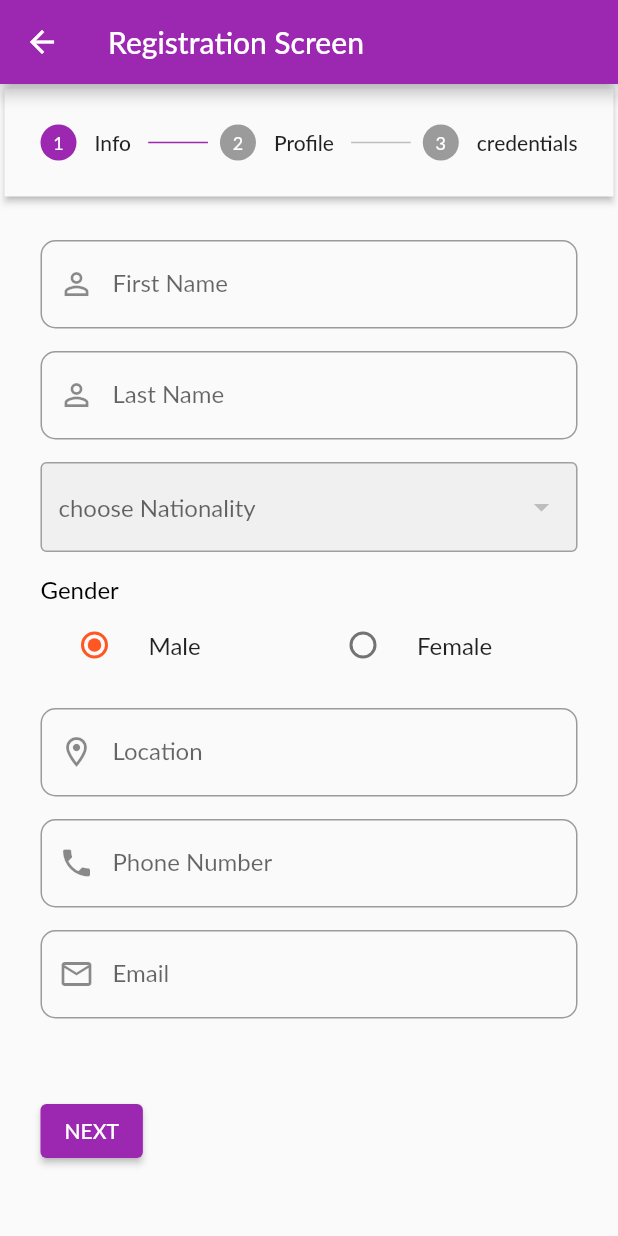
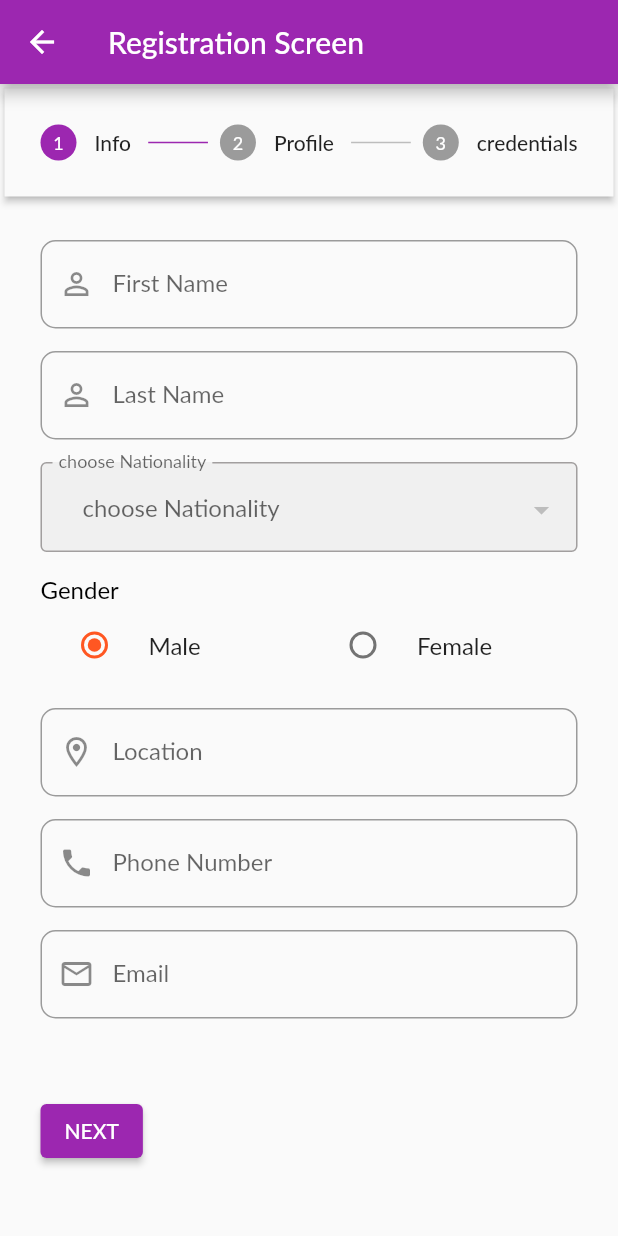
Before and after one commit to aweys231/nani_app, a Flutter app: the ClientRegistrationScreen screen opened by its route, on a phone screen of 412 x 824 dp. Run offline on Flutter 3.47's test engine with Material 2 defaults, Android fonts, the phone set to English and light mode, and no system bars; our stand-ins replace carousel_slider, dropdown_button2, file_picker, flutter_image_slideshow, flutter_svg, image_picker and 2 more; missing offline and left inert: contact_picker_web, dropdown_search2, extended_phone_number_input, month_year_picker; accounts and stored records are empty; network calls fail; Roboto replaces fonts that are missing (Lato); statements that could not run were skipped.

Commit message:
25-01-2022

```diff
--- a/lib/providers/candidate_registration.dart
+++ b/lib/providers/candidate_registration.dart
@@ -1,4 +1,4 @@
-// ignore_for_file: non_constant_identifier_names, unused_import, avoid_web_libraries_in_flutter, use_rethrow_when_possible, avoid_print, unused_local_variable, prefer_const_declarations, dead_code
+// ignore_for_file: non_constant_identifier_names, unused_import, avoid_web_libraries_in_flutter, use_rethrow_when_possible, avoid_print, unused_local_variable, prefer_const_declarations, dead_code, unnecessary_this, duplicate_ignore
 
 import 'dart:convert';
 import 'dart:io';
@@ -16,6 +16,24 @@ class NationalityModel with ChangeNotifier {
     required this.id,
     required this.name,
   });
+   ///this method will prevent the override of toString
+  String userAsString() {
+    // ignore: unnecessary_this
+    return '#${this.id} ${this.name}';
+  }
+
+  ///this method will prevent the override of toString
+  bool userFilterByCreationDate(String filter) {
+    return this.name.toString().contains(filter);
+  }
+
+  ///custom comparing function to check if two users are equal
+  bool isEqual(NationalityModel model) {
+    return id == model.id;
+  }
+
+  @override
+  String toString() => name;
 }
 
 class Candidate with ChangeNotifier {
--- a/lib/widgets/nationality_dropdown.dart
+++ b/lib/widgets/nationality_dropdown.dart
@@ -1,5 +1,8 @@
-// ignore_for_file: prefer_const_constructors, implementation_imports, unnecessary_import, unused_import
+// ignore_for_file: prefer_const_constructors, implementation_imports, unnecessary_import, unused_import, import_of_legacy_library_into_null_safe, deprecated_member_use, unused_local_variable, prefer_const_literals_to_create_immutables, avoid_print
 
+// import 'package:dropdown_search/dropdown_search.dart';
+import 'package:dropdown_search2/dropdown_search2.dart';
+import 'package:dropdown_button2/dropdown_button2.dart';
 import 'package:flutter/material.dart';
 import 'package:flutter/src/widgets/container.dart';
 import 'package:flutter/src/widgets/framework.dart';
@@ -7,15 +10,15 @@ import 'package:nanirecruitment/providers/candidate_registration.dart';
 import 'package:provider/provider.dart';
 
 class Natitinality extends StatefulWidget {
-  const Natitinality({super.key, this.onChanged});
-  final ValueChanged<String>? onChanged;
+  const Natitinality({super.key, required this.onChanged});
+  final ValueChanged<dynamic> onChanged;
 
   @override
   State<Natitinality> createState() => _NatitinalityState();
 }
 
 class _NatitinalityState extends State<Natitinality> {
-
+ final TextEditingController searchContentSetor = TextEditingController();
   String dropdownValue = 'NO';
   @override
   Widget build(BuildContext context) {
@@ -26,9 +29,109 @@ class _NatitinalityState extends State<Natitinality> {
       height: 60,
       child: Expanded(
         // flex: 5,
-        child: DropdownButtonFormField(
-          // focusNode: regionFocusNode,
-          decoration: InputDecoration(
+        child:
+        //  DropdownButtonFormField(
+        //   // focusNode: regionFocusNode,
+        //   decoration: InputDecoration(
+        //     enabledBorder: OutlineInputBorder(
+        //       //<-- SEE HERE
+        //       borderSide: BorderSide(
+        //           color: Color.fromARGB(255, 162, 159, 159), width: 1),
+        //     ),
+        //     focusedBorder: OutlineInputBorder(
+        //       //<-- SEE HERE
+        //       borderSide: BorderSide(
+        //           color: Color.fromARGB(255, 162, 159, 159), width: 1),
+        //     ),
+        //     filled: true,
+        //   ),
+        //   // decoration: FormStyles.textFieldDecoration(labelText: 'Region'),
+        //   hint: const Text(
+        //     'choose Nationality',
+        //   ),
+        //   onChanged: (v) => widget.onChanged!(v!),
+        //   // onChanged: (String? value) {
+
+        //   //   setState(() {
+        //   //     dropdownValue = value!;
+        //   //   });
+        //   // },
+        //   // validator: state.farmer.validateRequiredField,
+        //   // onSaved: state.farmer.saveFarmerCategory,
+        //   items: nationality.nationality.map((data) {
+        //   return DropdownMenuItem<String>(
+        //     value: data.id,
+        //     child: Text(
+        //       data.name,
+        //       style: const TextStyle(fontSize: 12),
+        //     ),
+        //   );
+        // }).toList(),
+        // ),
+
+// DropdownSearch(
+//   // mode: Mode.MENU,
+//   // showSelectedItem: true,
+//   items:  nationality.nationality.map((data) {
+//           return DropdownMenuItem<String>(
+//             value: data.id,
+//             child: Text(
+//               data.name,
+//               style: const TextStyle(fontSize: 12),
+//             ),
+//           );
+//         }).toList(),
+//   // label: "choose Nationality",
+//   popupProps: PopupProps.bottomSheet(
+//                           bottomSheetProps: BottomSheetProps(
+//                               elevation: 16,
+//                               backgroundColor: Color(0xFFAADCEE))),
+
+//     dropdownDecoratorProps: DropDownDecoratorProps(
+//                         dropdownSearchDecoration: InputDecoration(
+//                           labelText: "Choose Nationality",
+//                           hintText: "choose your nationality",
+//                           filled: true,
+//                         ),
+//                       ),
+//   // onChanged: (v) => widget.onChanged(v),
+//   // selectedItem: "Tunisia",
+
+// )
+
+
+// DropdownSearch(
+//   mode: Mode.MENU,
+//   items:  nationality.nationality.map((data) {
+//           return DropdownMenuItem<String>(
+//             value: data.id,
+//             child: Text(
+//               data.name,
+//               style: const TextStyle(fontSize: 12),
+//             ),
+//           );
+//         }).toList(),
+//   label: "choose Nationality",
+//   onChanged: (v) => widget.onChanged(v),
+//       )
+
+// last
+// DropdownSearch<String>(
+//   mode: Mode.MENU,
+//   showSearchBox: true,
+//   items: nationality.nationality.map((item) {
+//                   return (item.name).toString();
+//                 }).toList(),
+//   label: "Name",
+//   // onFind: (String filter) => getData(filter),
+//   // itemAsString: (NationalityModel u) => u.userAsString(),
+//   // onChanged: (NationalityModel data) => print(data.id),
+//   onChanged: (v) => widget.onChanged(v),
+// ),
+
+ DropdownButtonFormField2<String>(
+   decoration: InputDecoration(
+    labelText: 'choose Nationality',
             enabledBorder: OutlineInputBorder(
               //<-- SEE HERE
               borderSide: BorderSide(
@@ -45,16 +148,11 @@ class _NatitinalityState extends State<Natitinality> {
           hint: const Text(
             'choose Nationality',
           ),
-          onChanged: (v) => widget.onChanged!(v!),
-          // onChanged: (String? value) {
-
-          //   setState(() {
-          //     dropdownValue = value!;
-          //   });
-          // },
-          // validator: state.farmer.validateRequiredField,
-          // onSaved: state.farmer.saveFarmerCategory,
-          items: nationality.nationality.map((data) {
+                    // decoration: const InputDecoration(
+                    //     labelText: 'choose Nationality'),
+                    isExpanded: true,
+                    // icon: const Icon(Icons.arrow_downward),
+                      items:  nationality.nationality.map((data) {
           return DropdownMenuItem<String>(
             value: data.id,
             child: Text(
@@ -63,8 +161,52 @@ class _NatitinalityState extends State<Natitinality> {
             ),
           );
         }).toList(),
-        ),
-      ),
+
+             onChanged: (v) => widget.onChanged(v),
+                    // Search implementation using dropdown_button2 package
+                    searchController: searchContentSetor,
+                    searchInnerWidget: Padding(
+                      padding: const EdgeInsets.only(
+                        top: 8,
+                        bottom: 4,
+                        right: 8,
+                        left: 8,
+                      ),
+                      child: TextFormField(
+                        controller: searchContentSetor,
+                        decoration: InputDecoration(
+                          isDense: false,
+                          contentPadding: const EdgeInsets.symmetric(
+                            horizontal: 8,
+                            vertical: 8,
+                          ),
+                          labelText: 'choose Nationalit',
+                          hintText: 'choose Nationalit...',
+                          counterText: '',
+                          hintStyle: const TextStyle(fontSize: 16),
+                          border: OutlineInputBorder(
+                            borderRadius: BorderRadius.circular(8),
+                          ),
+                        ),
+                      ),
+                    ),
+                    // searchMatchFn: (rtItem, searchValue) {
+                    //   return (rtItem.value
+                    //       .toLowerCase()
+                    //       .contains(searchValue.toLowerCase()));
+                    // },
+
+                     searchMatchFn: (item, searchValue) {
+            return (item.child.toString().contains(searchValue.toUpperCase()));
+          },
+                    //This to clear the search value when you close the menu
+                    onMenuStateChange: (isOpen) {
+                      if (!isOpen) {
+                        searchContentSetor.clear();
+                      }
+                    },
+                  )
+      )
     );
   }
 }
--- a/pubspec.yaml
+++ b/pubspec.yaml
@@ -46,6 +46,9 @@ dependencies:
   smooth_page_indicator: ^1.0.0+2
   flutter_svg: ^1.0.3
   extended_phone_number_input: ^1.0.0
+  dropdown_search2: ^1.0.2
+  dropdown_button2: ^1.9.2
+  # dropdown_search: ^5.0.5
   # simple_slider: ^0.0.2
 
 
```
Also changed, not shown: pubspec.lock.
